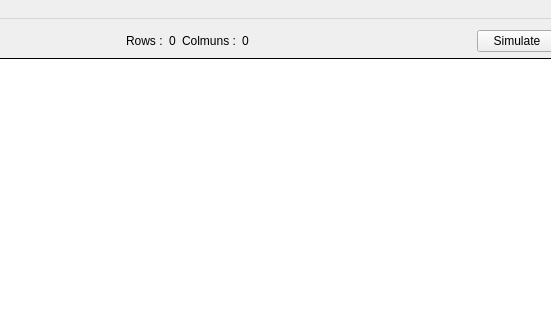
Old version of the form src/Forms/mapp.ui in the repository Lorette/Electrosim; both pictures show x 188 to 739 and y 0 to 320 of the 1006 by 538 pixel window.
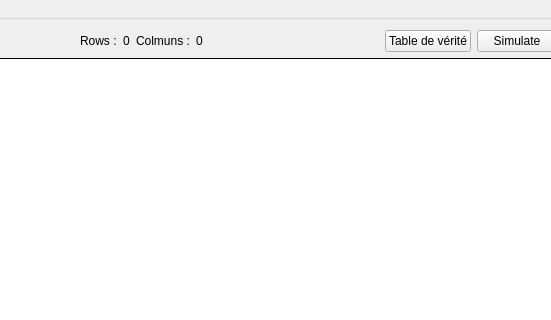
New version of the form. Icons and pictures are not drawn. Custom widgets are drawn as their Qt base class.

Commit message: Implémentation de la fonction qui calcule la table de vérité.

Diff of the .ui file:
```diff
--- a/src/Forms/mapp.ui
+++ b/src/Forms/mapp.ui
@@ -18,7 +18,7 @@
   </property>
   <widget class="QWidget" name="centralWidget">
    <layout class="QGridLayout" name="gridLayout">
-    <item row="1" column="1" rowspan="2" colspan="10">
+    <item row="2" column="1" rowspan="2" colspan="11">
      <widget class="GridView" name="tableView">
       <property name="enabled">
        <bool>true</bool>
@@ -94,7 +94,7 @@
       </attribute>
      </widget>
     </item>
-    <item row="0" column="0" rowspan="2">
+    <item row="1" column="0" rowspan="2">
      <widget class="QListWidget" name="listWidget">
       <property name="sizePolicy">
        <sizepolicy hsizetype="Minimum" vsizetype="Expanding">
@@ -116,21 +116,21 @@
       </property>
      </widget>
     </item>
-    <item row="0" column="9">
+    <item row="1" column="10">
      <widget class="QPushButton" name="connect">
       <property name="text">
        <string>Connect</string>
       </property>
      </widget>
     </item>
-    <item row="0" column="8">
+    <item row="1" column="9">
      <widget class="QPushButton" name="Simulate">
       <property name="text">
        <string>Simulate</string>
       </property>
      </widget>
     </item>
-    <item row="0" column="11" rowspan="3">
+    <item row="1" column="12" rowspan="3">
      <widget class="QGroupBox" name="groupBox">
       <property name="sizePolicy">
        <sizepolicy hsizetype="Fixed" vsizetype="Expanding">
@@ -242,42 +242,42 @@
       </layout>
      </widget>
     </item>
-    <item row="2" column="0">
+    <item row="3" column="0">
      <widget class="QPushButton" name="Place">
       <property name="text">
        <string>Place</string>
       </property>
      </widget>
     </item>
-    <item row="0" column="2">
+    <item row="1" column="2">
      <widget class="QLabel" name="label">
       <property name="text">
        <string>Rows :</string>
       </property>
      </widget>
     </item>
-    <item row="0" column="3">
+    <item row="1" column="3">
      <widget class="QLabel" name="row_count">
       <property name="text">
        <string>0</string>
       </property>
      </widget>
     </item>
-    <item row="0" column="4">
+    <item row="1" column="4">
      <widget class="QLabel" name="label_3">
       <property name="text">
        <string>Colmuns :</string>
       </property>
      </widget>
     </item>
-    <item row="0" column="5">
+    <item row="1" column="5">
      <widget class="QLabel" name="column_count">
       <property name="text">
        <string>0</string>
       </property>
      </widget>
     </item>
-    <item row="0" column="1">
+    <item row="1" column="1">
      <spacer name="horizontalSpacer">
       <property name="orientation">
        <enum>Qt::Horizontal</enum>
@@ -290,7 +290,7 @@
       </property>
      </spacer>
     </item>
-    <item row="0" column="7">
+    <item row="1" column="7">
      <spacer name="horizontalSpacer_2">
       <property name="orientation">
        <enum>Qt::Horizontal</enum>
@@ -303,6 +303,13 @@
       </property>
      </spacer>
     </item>
+    <item row="1" column="8">
+     <widget class="QPushButton" name="TableDeVerite">
+      <property name="text">
+       <string>Table de vérité</string>
+      </property>
+     </widget>
+    </item>
    </layout>
   </widget>
   <widget class="QMenuBar" name="menuBar">
```
The commit also changes 4 other files.
